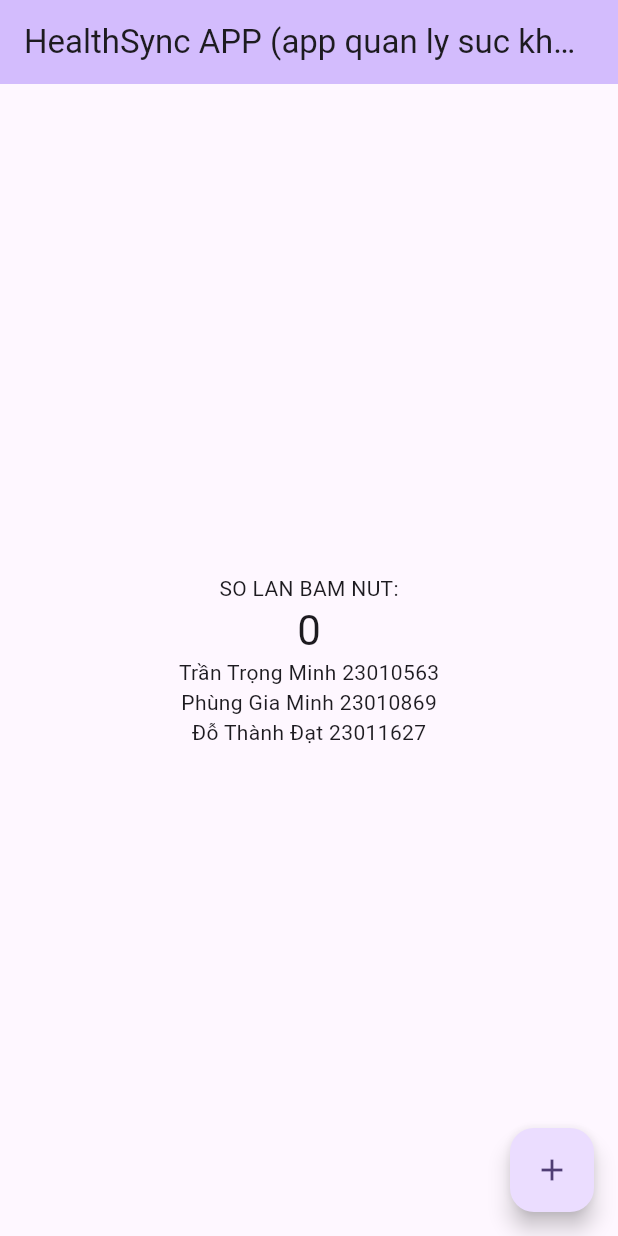
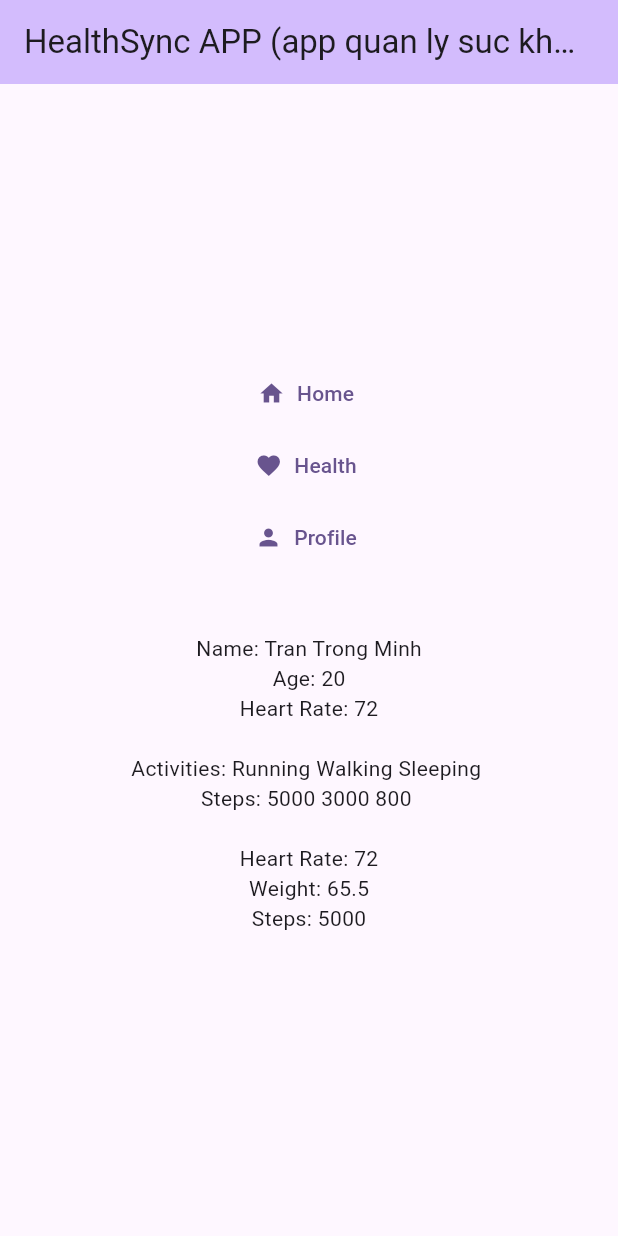
Before and after one commit to GMinh1/HealthSync_GiaMinh_TrongMinh_ThanhDat_1_2026, a Flutter app: the screen it shows after launch, on a phone screen of 412 x 824 dp. Run offline on Flutter 3.47's test engine with Material 3 defaults, Android fonts, the phone set to English and light mode, and no system bars.

Commit message:
update code

```diff
--- a/lib/main.dart
+++ b/lib/main.dart
@@ -3,62 +3,127 @@ import 'package:flutter/material.dart';
 void main() {
   runApp(const MyApp());
 }
+
 class MyApp extends StatelessWidget {
   const MyApp({super.key});
+
   @override
   Widget build(BuildContext context) {
     return MaterialApp(
       title: 'HealthSync',
       theme: ThemeData(
-        colorScheme: .fromSeed(seedColor: Colors.deepPurple),
+        colorScheme: ColorScheme.fromSeed(seedColor: Colors.deepPurple), // FIX lỗi ở đây
       ),
       home: const MyHomePage(title: 'HealthSync APP (app quan ly suc khoe)'),
     );
   }
 }
+
 class MyHomePage extends StatefulWidget {
   const MyHomePage({super.key, required this.title});
   final String title;
+
   @override
   State<MyHomePage> createState() => _MyHomePageState();
 }
 
 class _MyHomePageState extends State<MyHomePage> {
-  int _counter = 0;
 
-  void _incrementCounter() {
-    setState(() {
-     _counter++;
-    });
-  }
+  //  1. Biến (HealthSync)
+  int age = 20;
+  String name = "Tran Trong Minh";
+  bool isMale = true;
+
+  int heartRate = 72;
+  double weight = 65.5;
+
+  //  2. Collections
+  final List<String> activities = ["Running", "Walking", "Sleeping"];
+  final List<int> stepsList = [5000, 3000, 800];
+
+  final Map<String, dynamic> healthData = {
+    "Heart Rate": 72,
+    "Weight": 65.5,
+    "Steps": 5000,
+  };
 
   @override
   Widget build(BuildContext context) {
-
     return Scaffold(
       appBar: AppBar(
         backgroundColor: Theme.of(context).colorScheme.inversePrimary,
         title: Text(widget.title),
       ),
+
       body: Center(
         child: Column(
           mainAxisAlignment: MainAxisAlignment.center,
           children: [
-            const Text('SO LAN BAM NUT:'),
-            Text(
-              '$_counter',
-              style: Theme.of(context).textTheme.headlineMedium,
+      Column(
+        children: [
+          TextButton.icon(
+            onPressed: () {},
+            icon: Icon(Icons.home),
+            label: Text("Home"),
+          ),
+          TextButton.icon(
+            onPressed: () {},
+            icon: Icon(Icons.favorite),
+            label: Text("Health"),
+          ),
+          TextButton.icon(
+            onPressed: () {},
+            icon: Icon(Icons.person),
+            label: Text("Profile"),
+          ),
+        ],
+      ),
+
+      const SizedBox(height: 20),
+
+            // Counter
+
+            const SizedBox(height: 20),
+
+            //  Hiển thị biến
+            Text("Name: $name"),
+            Text("Age: $age"),
+            Text("Heart Rate: $heartRate"),
+
+            const SizedBox(height: 20),
+
+            //  Hiển thị List (Row + for)
+            Row(
+              mainAxisAlignment: MainAxisAlignment.center,
+              children: [
+                const Text("Activities: "),
+                for (var item in activities) Text("$item "),
+              ],
             ),
-            const Text('Trần Trọng Minh 23010563'),
-            const Text('Phùng Gia Minh 23010869'),
-            const Text('Đỗ Thành Đạt 23011627'),
+
+            //  Hiển thị List (map)
+            Row(
+              mainAxisAlignment: MainAxisAlignment.center,
+              children: [
+                const Text("Steps: "),
+                ...stepsList.map((s) => Text("$s ")),
+              ],
+            ),
+
+            const SizedBox(height: 20),
+
+            //  Hiển thị Map
+            Column(
+              children: healthData.entries
+                  .map((e) => Text("${e.key}: ${e.value}"))
+                  .toList(),
+            ),
+
+            const SizedBox(height: 20),
+
+            // Tên nhóm
           ],
         ),
-      ),
-      floatingActionButton: FloatingActionButton(
-        onPressed: _incrementCounter,
-        tooltip: 'Increment',
-        child: const Icon(Icons.add),
       ),
     );
   }
```
